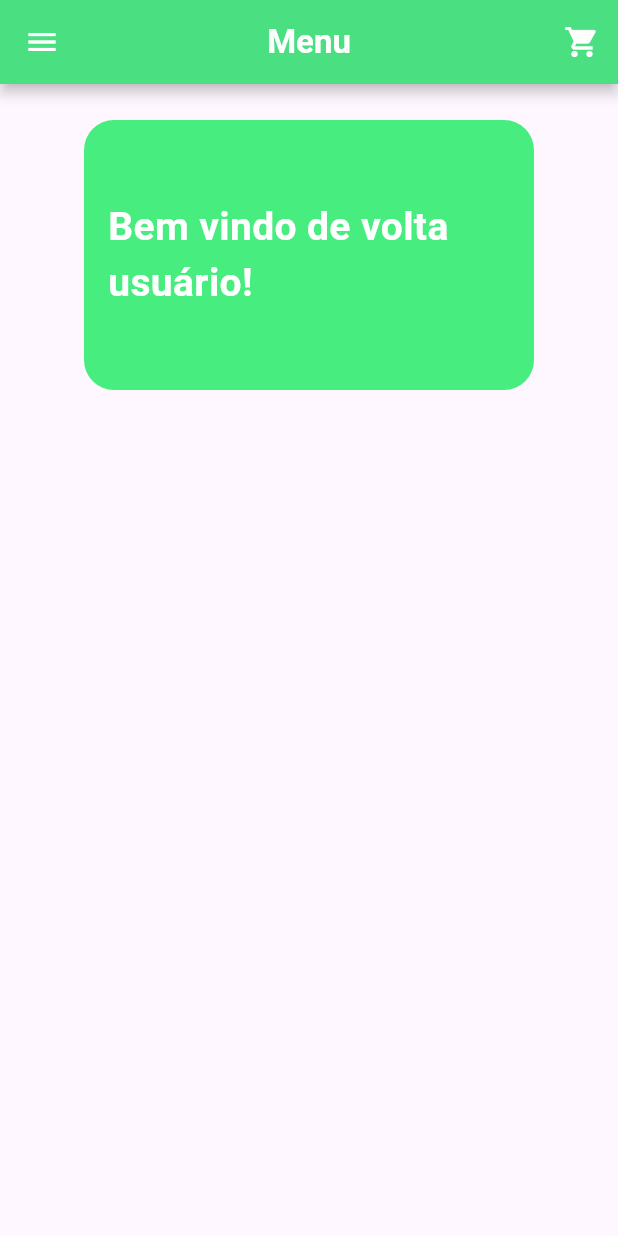
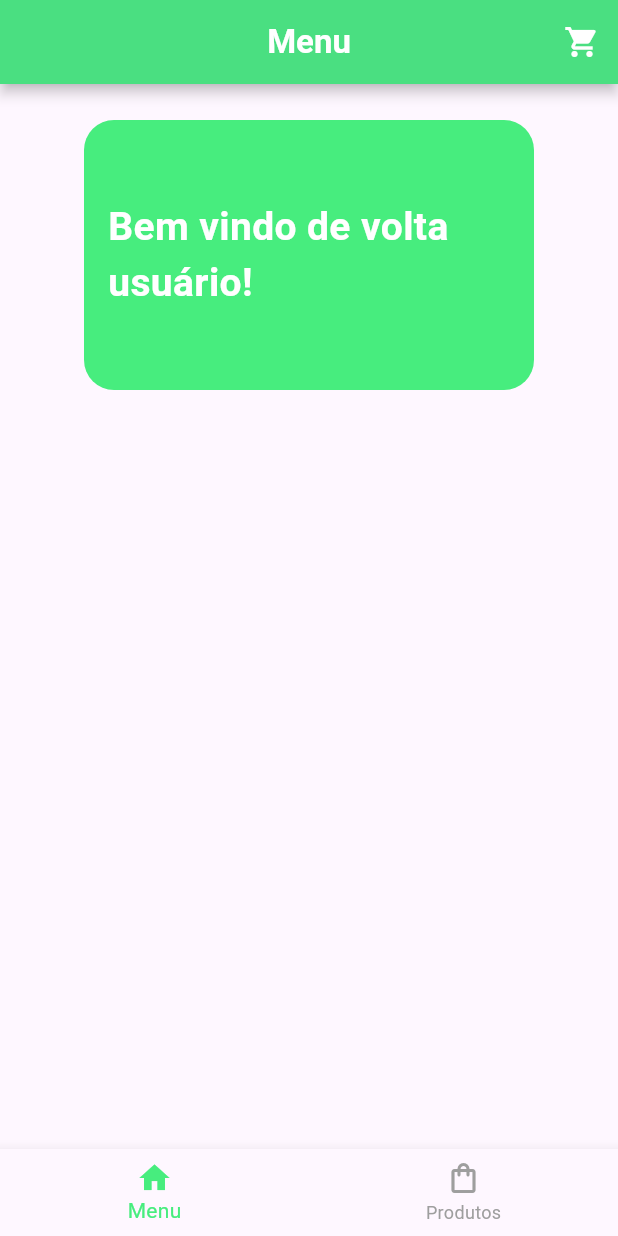
Before and after one commit to VinioVnz/app_ecommerce_molde, a Flutter app: the screen it shows after launch, on a phone screen of 412 x 824 dp. Run offline on Flutter 3.47's test engine with Material 3 defaults, Android fonts, the phone set to English and light mode, and no system bars.

Commit message:
inicializando a estilizacao das paginas

```diff
--- a/lib/src/views/base_layout.dart
+++ b/lib/src/views/base_layout.dart
@@ -1,18 +1,38 @@
+import 'package:ecommerce_app/src/app/app_menu.dart';
 import 'package:ecommerce_app/src/widgets/custom_app_bar.dart';
 import 'package:ecommerce_app/src/widgets/custom_app_drawer.dart';
+import 'package:ecommerce_app/src/widgets/custom_bottom_navigation_bar.dart';
 import 'package:flutter/material.dart';
 
-class BaseLayout extends StatelessWidget {
+class BaseLayout extends StatefulWidget {
+  final Widget body;
   final String title;
-  final Widget body;
-  const BaseLayout({super.key, required this.title, required this.body});
+  const BaseLayout({super.key, required this.body, required this.title});
+  @override
+  State<BaseLayout> createState() => _BaseLayoutState();
+}
+
+class _BaseLayoutState extends State<BaseLayout> {
+  int _selectedIndex = 0;
+
+  void _onTapItem(int index) {
+    setState(() {
+      _selectedIndex = index;
+    });
+  }
 
   @override
   Widget build(BuildContext context) {
     return Scaffold(
-      appBar: CustomAppBar(title: title, showCarrinho: true,),
-      drawer: CustomAppDrawer(),
-      body: body,
+      appBar: CustomAppBar(
+        title: appMenuItems[_selectedIndex].title,
+        showCarrinho: true,
+      ),
+      body: appMenuItems[_selectedIndex].page,
+      bottomNavigationBar: CustomBottomNavigationBar(
+        selectedIndex: _selectedIndex,
+        onTap: _onTapItem,
+      ),
     );
   }
 }
--- /dev/null
+++ b/lib/src/widgets/custom_bottom_navigation_bar.dart
@@ -0,0 +1,36 @@
+import 'package:ecommerce_app/src/app/app_menu.dart';
+import 'package:ecommerce_app/src/colors/cores.dart';
+import 'package:flutter/material.dart';
+
+class CustomBottomNavigationBar extends StatefulWidget {
+  final int selectedIndex;
+  final ValueChanged<int> onTap;
+
+  const CustomBottomNavigationBar({
+    super.key,
+    required this.selectedIndex,
+    required this.onTap,
+  });
+
+  @override
+  State<CustomBottomNavigationBar> createState() =>
+      _CustomBottomNavigationBarState();
+}
+
+class _CustomBottomNavigationBarState extends State<CustomBottomNavigationBar> {
+  @override
+  Widget build(BuildContext context) {
+    return BottomNavigationBar(
+      currentIndex: widget.selectedIndex,
+      onTap: widget.onTap,
+      selectedItemColor: Cores().mainColor,
+      unselectedItemColor: Colors.grey,
+      items: appMenuItems.map((item) {
+        return BottomNavigationBarItem(
+          icon: Icon(item.icon),
+          label: item.title,
+        );
+      }).toList(),
+    );
+  }
+}
```
Also changed, not shown: 1 other file.
